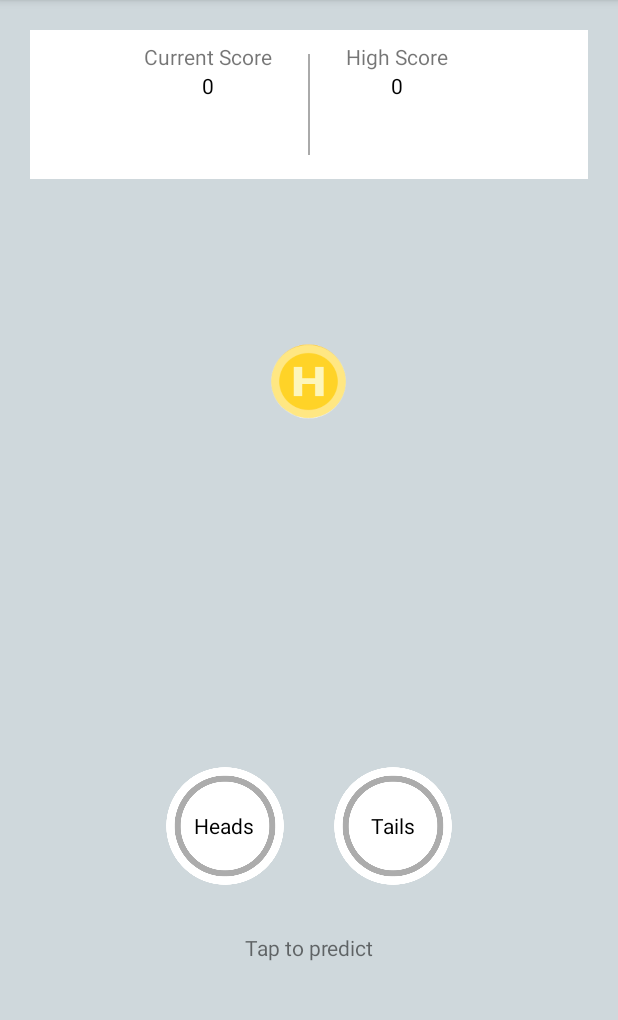
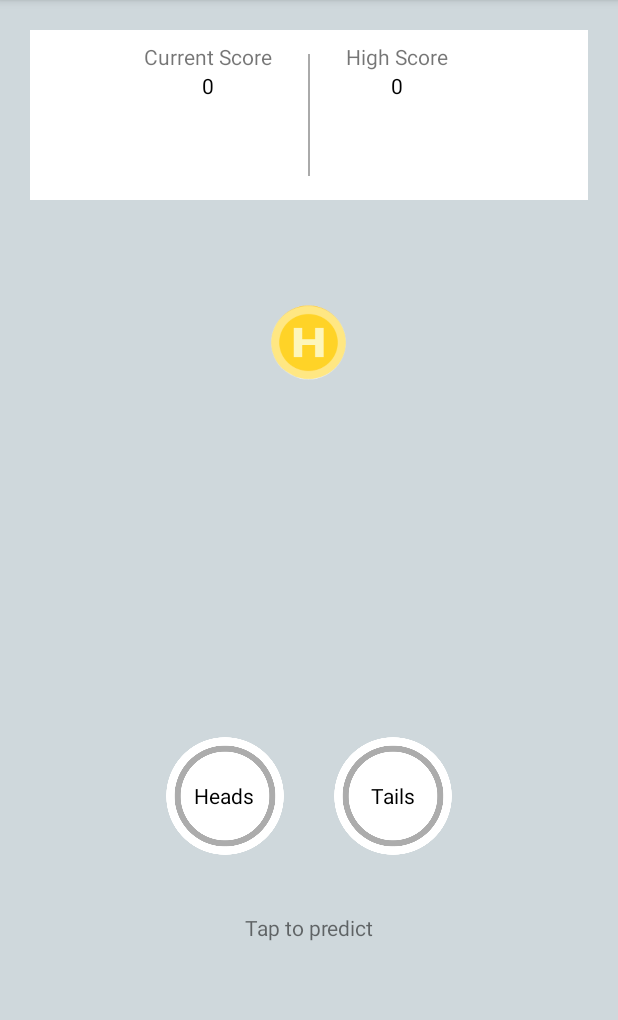
Before and after one commit to MarioRaid99/CoinFlipAP, an Android app: the screen it shows after launch (MainActivity), on a phone screen of 412 x 824 dp, the part 84-1104 px from its top. Run offline under Robolectric (Android 15) with nearby library versions, the phone set to English and light mode, and no system bars.

Commit message:
Add minor changes

```diff
--- a/app/src/main/res/layout/activity_main.xml
+++ b/app/src/main/res/layout/activity_main.xml
@@ -74,10 +74,10 @@
         android:orientation="vertical"
         android:layout_width="match_parent"
         android:layout_height="0dp"
-        android:layout_weight="5">
+        android:layout_weight="4">
         <RelativeLayout
             android:layout_width="match_parent"
-            android:layout_height="140dp">
+            android:layout_height="100dp">
 
             <ImageView
                 android:src="@drawable/heads"
```
